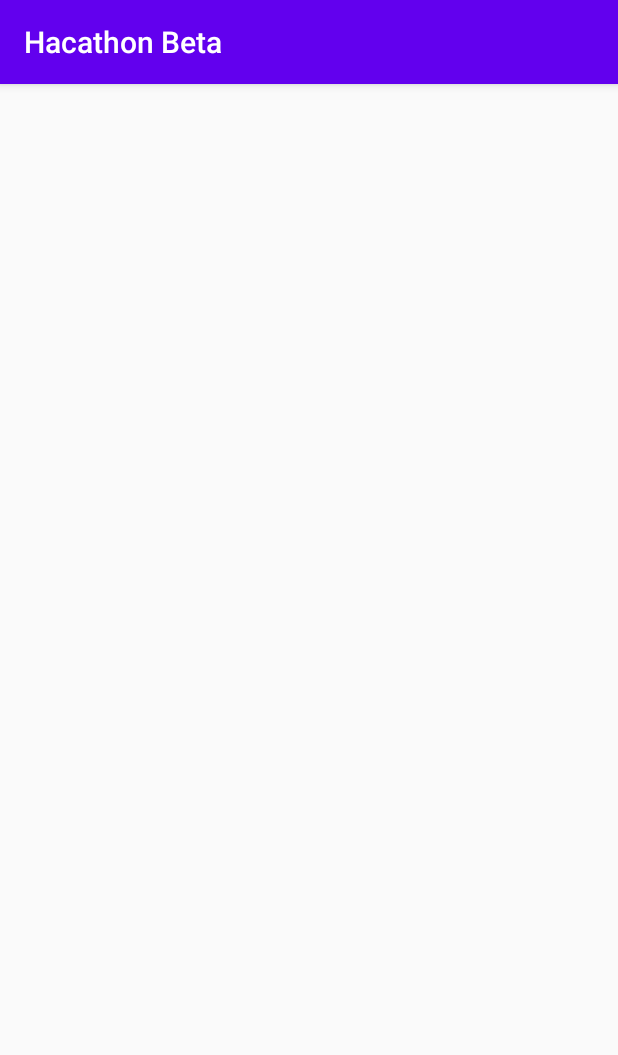
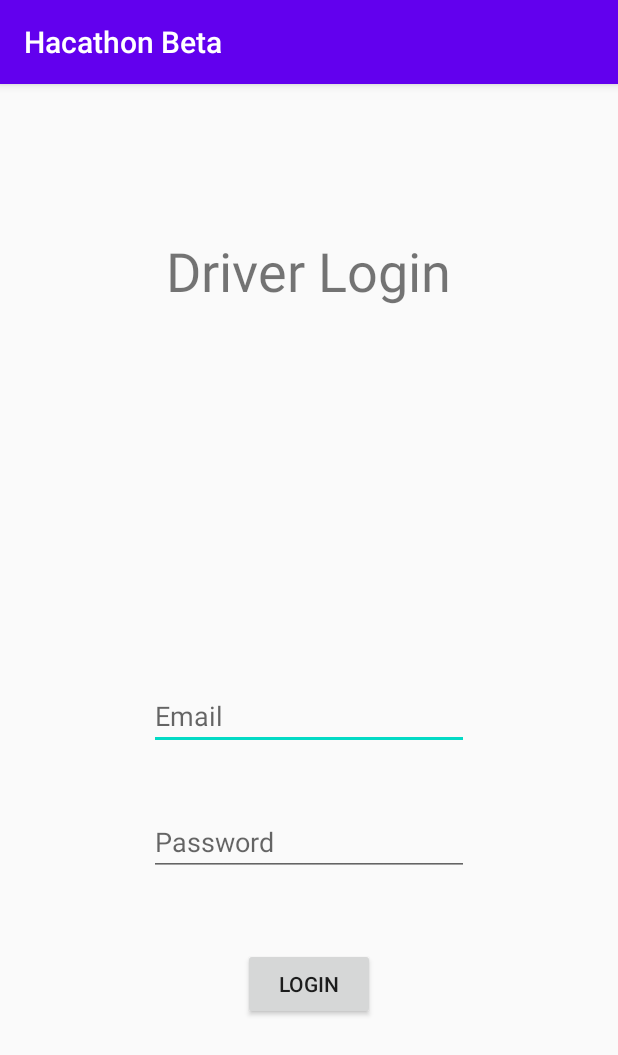
Before and after one commit to PratikBhangale/Hacathon59_bytecode_velocity, an Android app: the DriverLogin screen opened directly, with no data from a screen before it, on a phone screen of 412 x 824 dp. Shown: the top 1055 px of the screen. Run offline under Robolectric (Android 15) with nearby library versions, the phone set to English and light mode, and no system bars; our stand-ins replace Firebase (no records; nobody signed in at launch, a user with empty details on screens opened directly); 1 statement that could not run was skipped.

Commit message:
All Login and Signup Success

```diff
--- a/app/src/main/java/com/example/hacathonbeta/driver/DriverLogin.java
+++ b/app/src/main/java/com/example/hacathonbeta/driver/DriverLogin.java
@@ -1,16 +1,108 @@
 package com.example.hacathonbeta.driver;
 
+import androidx.annotation.NonNull;
 import androidx.appcompat.app.AppCompatActivity;
 
+import android.content.Intent;
 import android.os.Bundle;
+import android.util.Patterns;
+import android.view.View;
+import android.widget.Button;
+import android.widget.EditText;
+import android.widget.ProgressBar;
+import android.widget.TextView;
+import android.widget.Toast;
 
 import com.example.hacathonbeta.R;
+import com.example.hacathonbeta.student.StudentLogin;
+import com.example.hacathonbeta.student.StudentSignup;
+import com.google.android.gms.tasks.OnCompleteListener;
+import com.google.android.gms.tasks.Task;
+import com.google.firebase.auth.AuthResult;
+import com.google.firebase.auth.FirebaseAuth;
 
 public class DriverLogin extends AppCompatActivity {
+    private Button but1;
+    private EditText email,password;
+    private TextView tosignup;
+    private String email1,password1;
+    FirebaseAuth mAuth;
+    ProgressBar bar1;
 
     @Override
     protected void onCreate(Bundle savedInstanceState) {
         super.onCreate(savedInstanceState);
         setContentView(R.layout.activity_driver_login);
+
+        mAuth=FirebaseAuth.getInstance();
+        but1=(Button) findViewById(R.id.button);
+        email=(EditText) findViewById(R.id.editTextTextEmailAddress);
+        password=(EditText) findViewById(R.id.editTextTextPassword);
+        tosignup=(TextView) findViewById(R.id.textView2);
+
+        tosignup.setOnClickListener(new View.OnClickListener() {
+            @Override
+            public void onClick(View v) {
+                tostudentsignup();
+            }
+        });
+
+        but1.setOnClickListener(new View.OnClickListener() {
+            @Override
+            public void onClick(View v) {
+                check_details_and_login();
+                bar1.setVisibility(View.VISIBLE);
+
+            }
+        });
+        progressbarinit();
     }
+    private void tostudentsignup() {
+        startActivity(new Intent(DriverLogin.this, StudentSignup.class));
+    }
+
+
+    private void progressbarinit() {
+        bar1=(ProgressBar) findViewById(R.id.bar12);
+    }
+
+    private void check_details_and_login() {
+
+        email1=email.getText().toString().trim();
+        password1=password.getText().toString().trim();
+
+        if(email1.isEmpty()){
+            Toast.makeText(this, "Please enter an Email address", Toast.LENGTH_SHORT).show();
+            email.requestFocus();
+        }
+        if(password1.isEmpty()){
+            Toast.makeText(this, "Please enter an Password", Toast.LENGTH_SHORT).show();
+            password.requestFocus();
+        }
+        if(!Patterns.EMAIL_ADDRESS.matcher(email1).matches()){
+            email.setError("Please enter a valid Email address.");
+            email.requestFocus();
+        }
+
+        mAuth.signInWithEmailAndPassword(email1,password1).addOnCompleteListener(new OnCompleteListener<AuthResult>() {
+            @Override
+            public void onComplete(@NonNull Task<AuthResult> task) {
+                if(task.isSuccessful()){
+                    bar1.setVisibility(View.INVISIBLE);
+
+                    gotohome();
+                    Toast.makeText(DriverLogin.this, "You have successfully logged in.", Toast.LENGTH_SHORT).show();
+                }
+                else{
+                    Toast.makeText(DriverLogin.this, "Unable to log you in.", Toast.LENGTH_SHORT).show();
+                }
+            }
+        });
+
+    }
+
+    private void gotohome() {
+        startActivity(new Intent(DriverLogin.this,DriverHome.class));
+    }
+
 }
--- a/app/src/main/java/com/example/hacathonbeta/student/StudentLogin.java
+++ b/app/src/main/java/com/example/hacathonbeta/student/StudentLogin.java
@@ -64,7 +64,6 @@ public class StudentLogin extends AppCompatActivity {
 
     private void progressbarinit() {
         bar1=(ProgressBar) findViewById(R.id.bar12);
-
     }
 
     private void check_details_and_login() {
--- a/app/src/main/res/layout/activity_driver_login.xml
+++ b/app/src/main/res/layout/activity_driver_login.xml
@@ -1,9 +1,61 @@
 <?xml version="1.0" encoding="utf-8"?>
-<androidx.constraintlayout.widget.ConstraintLayout xmlns:android="http://schemas.android.com/apk/res/android"
+<RelativeLayout xmlns:android="http://schemas.android.com/apk/res/android"
     xmlns:app="http://schemas.android.com/apk/res-auto"
     xmlns:tools="http://schemas.android.com/tools"
     android:layout_width="match_parent"
     android:layout_height="match_parent"
-    tools:context=".driver.DriverLogin">
+    tools:context=".student.StudentLogin">
 
-</androidx.constraintlayout.widget.ConstraintLayout>
+    <EditText
+        android:id="@+id/editTextTextEmailAddress"
+        android:layout_width="wrap_content"
+        android:layout_height="wrap_content"
+        android:layout_alignParentEnd="true"
+        android:layout_alignParentBottom="true"
+        android:layout_centerHorizontal="true"
+        android:layout_marginEnd="99dp"
+        android:layout_marginBottom="324dp"
+        android:ems="10"
+        android:hint="Email"
+        android:inputType="textEmailAddress" />
+
+    <EditText
+        android:id="@+id/editTextTextPassword"
+        android:layout_width="wrap_content"
+        android:layout_height="wrap_content"
+        android:layout_alignParentBottom="true"
+        android:layout_centerHorizontal="true"
+        android:layout_marginBottom="240dp"
+        android:ems="10"
+        android:hint="Password"
+        android:inputType="textPassword" />
+
+    <Button
+        android:id="@+id/button"
+        android:layout_width="wrap_content"
+        android:layout_height="wrap_content"
+        android:layout_alignParentBottom="true"
+        android:layout_centerHorizontal="true"
+        android:layout_marginBottom="144dp"
+        android:text="Login" />
+
+    <TextView
+        android:id="@+id/textView3"
+        android:layout_width="wrap_content"
+        android:layout_height="wrap_content"
+        android:layout_alignParentTop="true"
+        android:layout_centerHorizontal="true"
+        android:layout_marginTop="100dp"
+        android:text="Driver Login"
+        android:textSize="36sp" />
+
+    <ProgressBar
+        android:id="@+id/bar12"
+        android:layout_width="wrap_content"
+        android:layout_height="wrap_content"
+        android:layout_alignParentEnd="true"
+        android:layout_alignParentBottom="true"
+        android:layout_marginEnd="91dp"
+        android:layout_marginBottom="142dp"
+        android:visibility="invisible" />
+</RelativeLayout>
```
Also changed, not shown: app/src/main/AndroidManifest.xml (+4 -3 lines), app/src/main/java/com/example/hacathonbeta/driver/DriverHome.java (added, +16 -0 lines), app/src/main/java/com/example/hacathonbeta/student/StudentSignup.java (+70 -1 lines), app/src/main/res/layout/activity_driver_home.xml (added, +18 -0 lines), app/src/main/res/layout/activity_student_login.xml (+7 -5 lines), app/src/main/res/layout/activity_student_signup.xml (+43 -0 lines).
